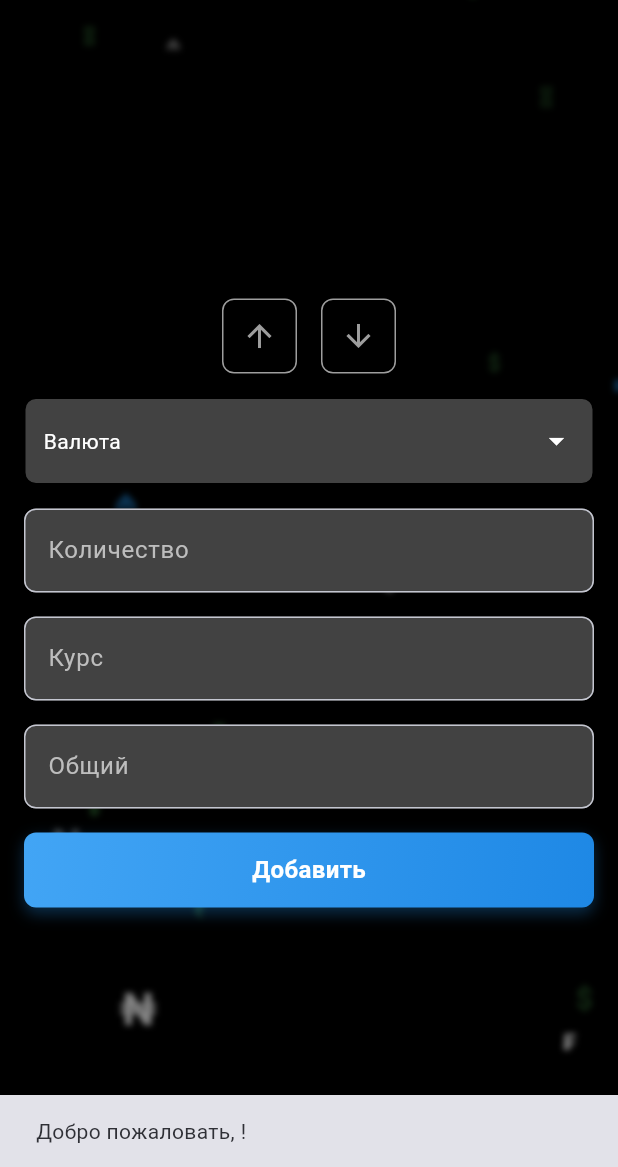
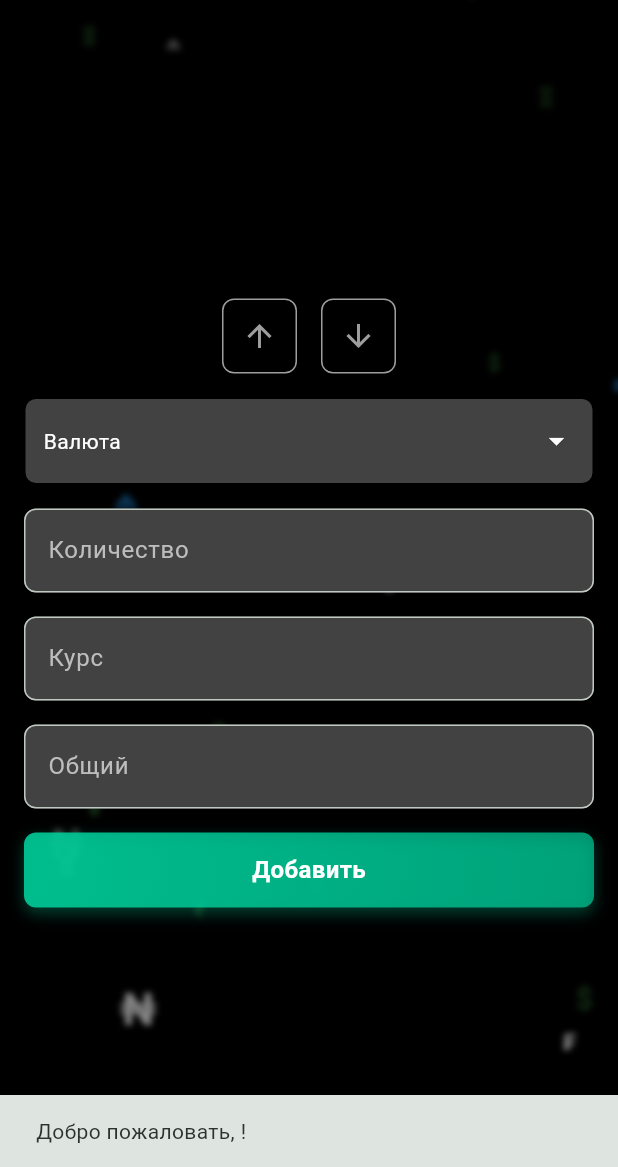
Before and after one commit to viollenaki/flutter-exchanger-front, a Flutter app: the HomeScreen screen opened by its route, on a phone screen of 412 x 824 dp, the part 69-1236 px from its top. Run offline on Flutter 3.47's test engine with Material 3 defaults, Android fonts, the phone set to English and light mode, and no system bars; our stand-ins replace open_file, pdf; accounts and stored records are empty; network calls fail.

Commit message:
change: primary color to green

```diff
--- a/lib/components/buttons/custom_button.dart
+++ b/lib/components/buttons/custom_button.dart
@@ -77,14 +77,14 @@ class _CustomButtonState extends State<CustomButton> with SingleTickerProviderSt
             borderRadius: BorderRadius.circular(8.0),
             gradient: LinearGradient(
               colors: _isPressed
-                ? [Colors.blue[700]!, Colors.blue[900]!]
-                : [Colors.blue[400]!, Colors.blue[600]!],
+                ? [Color.fromRGBO(0, 204, 153, 0.5),Color.fromRGBO(0, 204, 153, 0.3)]
+                : [Color.fromRGBO(0, 204, 153, 0.9),Color.fromRGBO(0, 204, 153, 0.7)],
               begin: Alignment.topLeft,
               end: Alignment.bottomRight,
             ),
             boxShadow: [
               BoxShadow(
-                color: Colors.blue.withOpacity(0.3),
+                color: Color.fromRGBO(0, 204, 153, 1).withOpacity(0.3),
                 blurRadius: 8,
                 offset: Offset(0, 4),
               ),
--- a/lib/screens/home/home_screen.dart
+++ b/lib/screens/home/home_screen.dart
@@ -29,6 +29,7 @@ class _HomeScreenState extends State<HomeScreen> with SingleTickerProviderStateM
   String _selectedCurrency = 'Валюта';
   List<String> _currencies = ['Валюта'];
   bool _isInitialLoading = true;
+  Map<String, dynamic> _rates = {};
 
   final GlobalKey<CustomDropdownState> _dropdownKey = GlobalKey<CustomDropdownState>();
   late Future<void> _initFuture;
@@ -64,10 +65,12 @@ class _HomeScreenState extends State<HomeScreen> with SingleTickerProviderStateM
   Future<void> _initialFetchCurrencies() async {
     try {
       final currencies = await ApiService.fetchCurrencies();
+      final rates = await ApiService.getCurrencyRate();
       if (mounted) {
         setState(() {
           _currencies = ['Валюта', ...currencies];
           _isInitialLoading = false;
+          _rates = rates;
         });
       }
     } catch (e) {
@@ -318,7 +321,7 @@ class _HomeScreenState extends State<HomeScreen> with SingleTickerProviderStateM
               ),
             ),
             extendBodyBehindAppBar: true,
-            body: AnimatedBackground( // Заменяем старую анимацию на новую
+            body: AnimatedBackground(
               child: SafeArea(
                 child: Center(
                   child: SingleChildScrollView(
@@ -326,7 +329,7 @@ class _HomeScreenState extends State<HomeScreen> with SingleTickerProviderStateM
                     child: Column(
                       mainAxisAlignment: MainAxisAlignment.center,
                       children: <Widget>[
-                        if (_isInitialLoading) // Change condition to use _isInitialLoading
+                        if (_isInitialLoading)
                           Column(
                             children: List.generate(
                               5,
@@ -350,14 +353,14 @@ class _HomeScreenState extends State<HomeScreen> with SingleTickerProviderStateM
                                     icon: Icons.arrow_upward,
                                     isSelected: _isUpSelected,
                                     onPressed: _selectUp,
-                                    selectedColor: Theme.of(context).primaryColor, // Add this line
+                                    selectedColor: Theme.of(context).primaryColor,
                                   ),
                                   SizedBox(width: 16),
                                   IconToggleButton(
                                     icon: Icons.arrow_downward,
                                     isSelected: _isDownSelected,
                                     onPressed: _selectDown,
-                                    selectedColor: Theme.of(context).primaryColor, // Add this line
+                                    selectedColor: Theme.of(context).primaryColor,
                                   ),
                                 ],
                               ),
@@ -367,14 +370,22 @@ class _HomeScreenState extends State<HomeScreen> with SingleTickerProviderStateM
                                 value: _selectedCurrency,
                                 items: _currencies,
                                 onChanged: (String? newValue) {
+                                  String lowerCurrency = newValue!.toLowerCase();
                                   setState(() {
-                                    _selectedCurrency = newValue!;
+                                    _selectedCurrency = newValue;
+                                    if (_selectedCurrency != 'Валюта') {
+                                      _rateController.text = _rates.keys.contains(lowerCurrency) ? _rateController.text = double.parse(_rates[lowerCurrency]).toStringAsFixed(2) : _rateController.text = '';
+                                      _calculateTotal();
+                                    }else{
+                                      _rateController.text = '';
+                                      _calculateTotal();
+                                    }
                                   });
                                 },
                                 onMenuOpened: _fetchCurrencies,
                               ),
                               SizedBox(height: 16),
-                              _buildInputFields(context), // Use the new method
+                              _buildInputFields(context),
                               SizedBox(height: 16),
                               CustomButton(
                                 onPressed: _submitEvent,
--- a/lib/styles/app_theme.dart
+++ b/lib/styles/app_theme.dart
@@ -5,9 +5,9 @@ class AppTheme {
   static ThemeData get darkTheme {
     return ThemeData(
       brightness: Brightness.dark,
-      primaryColor: Colors.blueAccent,
+      primaryColor: Color.fromRGBO(0, 204, 153, 1),
       colorScheme: ColorScheme.fromSeed(
-        seedColor: Colors.blueAccent,
+        seedColor: Color.fromRGBO(0, 204, 153, 1),
         brightness: Brightness.dark
       ),
       useMaterial3: true,
```
Also changed, not shown: lib/services/api_service.dart (+18 -0 lines).
